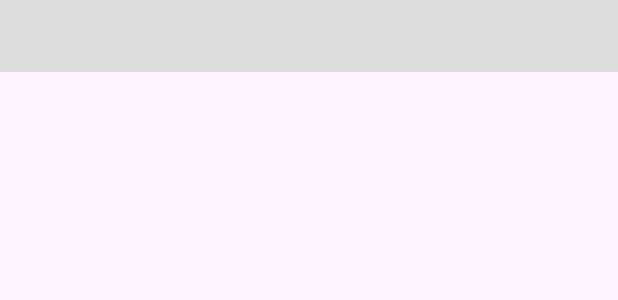
After one commit to umc-hackathon-team-r/BondingWizards_AOS, an Android app: the layout fragment_calendar.xml on its own in the app's theme, with its tools: preview values and no code run, on a phone screen of 412 x 824 dp. The commit adds this screen. Shown: the top 300 px of the screen. Run offline under Robolectric (Android 15) with nearby library versions, the phone set to English and light mode, and no system bars.

Commit message:
[add] CalendarFragment 구성

```diff
--- a/app/src/main/java/com/umc/bondingwizards/presentation/activity/MainActivity.kt
+++ b/app/src/main/java/com/umc/bondingwizards/presentation/activity/MainActivity.kt
@@ -1,19 +1,16 @@
 package com.umc.bondingwizards.presentation.activity
 
 import android.os.Bundle
-import androidx.activity.viewModels
 import com.umc.bondingwizards.R
 import com.umc.bondingwizards.databinding.ActivityMainBinding
-import com.umc.bondingwizards.domain.viewmodel.DummyViewModel
 import com.umc.bondingwizards.utils.binding.BindingActivity
 import dagger.hilt.android.AndroidEntryPoint
 
 @AndroidEntryPoint
 class MainActivity : BindingActivity<ActivityMainBinding>(R.layout.activity_main) {
-    private val viewModel: DummyViewModel by viewModels()
     override fun onCreate(savedInstanceState: Bundle?) {
         super.onCreate(savedInstanceState)
 
-        binding.lifecycleOwner
+
     }
 }
--- /dev/null
+++ b/app/src/main/res/layout/fragment_calendar.xml
@@ -0,0 +1,23 @@
+<?xml version="1.0" encoding="utf-8"?>
+<layout xmlns:android="http://schemas.android.com/apk/res/android">
+
+    <data>
+
+    </data>
+
+    <androidx.coordinatorlayout.widget.CoordinatorLayout
+        android:layout_width="match_parent"
+        android:layout_height="match_parent">
+
+        <com.google.android.material.appbar.AppBarLayout
+            android:layout_width="match_parent"
+            android:layout_height="48dp"
+            android:background="#DDDDDD">
+
+        </com.google.android.material.appbar.AppBarLayout>
+
+        <!--
+            여기에 캘린더 뷰 작성
+        -->
+    </androidx.coordinatorlayout.widget.CoordinatorLayout>
+</layout>
```
Also changed, not shown: app/src/main/java/com/umc/bondingwizards/presentation/activity/CalendarFragment.kt (added, +11 -0 lines), app/src/main/res/layout/activity_main.xml (+6 -8 lines), app/src/main/res/navigation/nav_main.xml (added, +11 -0 lines).
